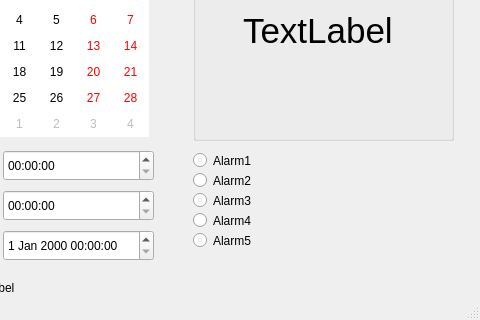
This is mainwindow.ui in CountMurphy/QTalarm as Qt 5 draws it before an edit; both pictures show x 157 to 637 and y 97 to 417 of the 637 by 417 pixel window. The edited form follows.
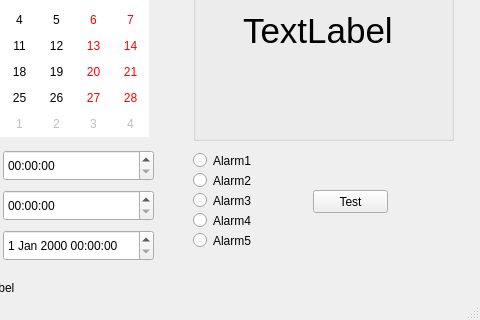
This is the edited form. Icons and pictures are not drawn.

Commit message: Added alarm test button

The edit to the form file:
```diff
--- a/mainwindow.ui
+++ b/mainwindow.ui
@@ -243,6 +243,19 @@
      <string>TextLabel</string>
     </property>
    </widget>
+   <widget class="QPushButton" name="TestBtn">
+    <property name="geometry">
+     <rect>
+      <x>470</x>
+      <y>270</y>
+      <width>75</width>
+      <height>23</height>
+     </rect>
+    </property>
+    <property name="text">
+     <string>Test</string>
+    </property>
+   </widget>
   </widget>
   <widget class="QMenuBar" name="menuBar">
    <property name="geometry">
```
Left out of the diff: 2 changed lines with no effect on the pictures. The commit also changes 2 other files.
